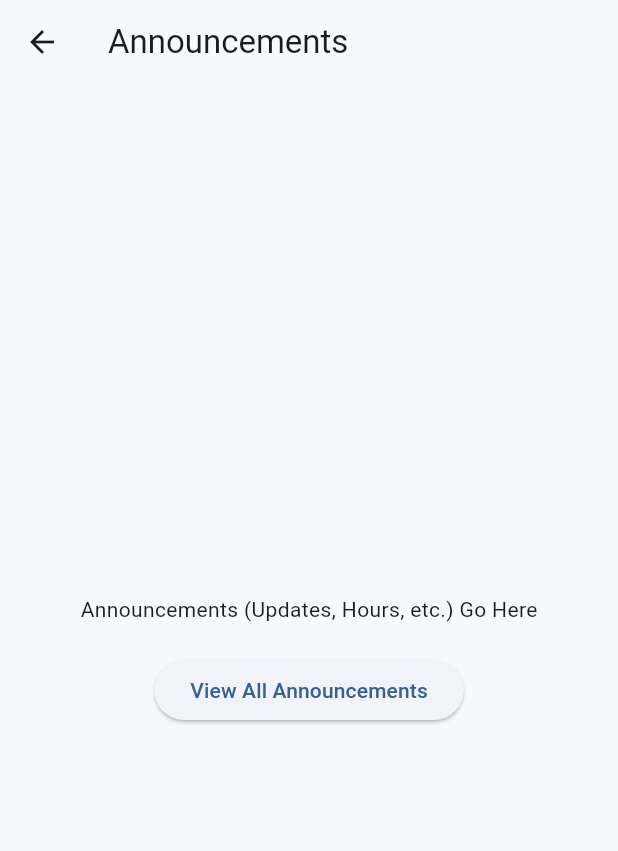
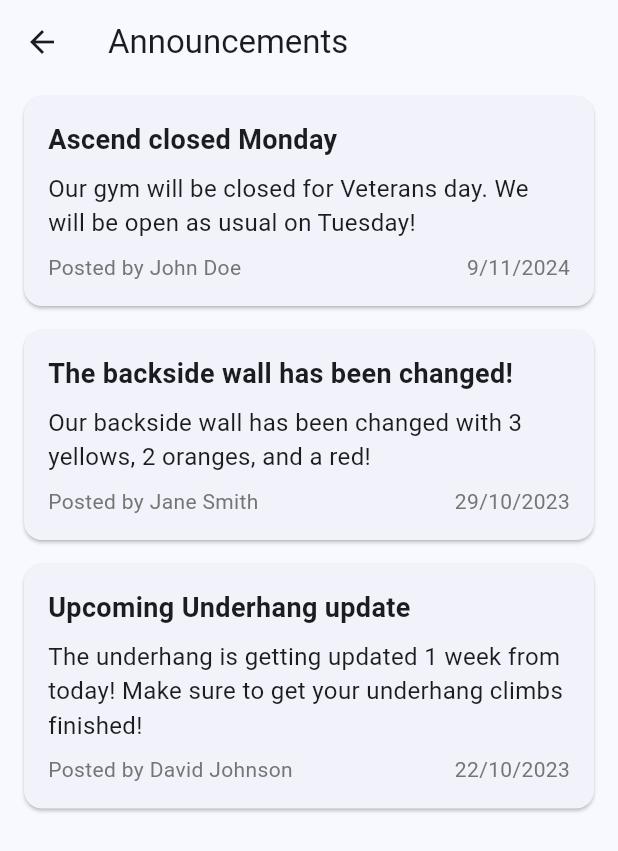
Before and after one commit to SriramKoukuntla/Ascend-UMass-Climbing-App, a Flutter app: the AnnouncementsPage screen opened directly, on a phone screen of 412 x 824 dp. Shown: the top 851 px of the screen. Run offline on Flutter 3.47's test engine with Material 3 defaults, Android fonts, the light colour scheme and no system bars; our stand-ins replace shared_preferences; accounts and stored records are empty.

Commit message:
created working announcements page

```diff
--- a/ascend/lib/pages/announcements_page.dart
+++ b/ascend/lib/pages/announcements_page.dart
@@ -1,27 +1,140 @@
 import 'package:flutter/material.dart';
 
-class AnnouncementsPage extends StatelessWidget {
+class Announcement {
+  final String title;
+  final String content;
+  final DateTime posted;
+  final String author;
+
+  Announcement({
+    required this.title,
+    required this.content,
+    required this.posted,
+    required this.author,
+  });
+}
+
+class AnnouncementsPage extends StatefulWidget {
   const AnnouncementsPage({Key? key}) : super(key: key);
+
+  @override
+  _AnnouncementsPageState createState() => _AnnouncementsPageState();
+}
+
+class _AnnouncementsPageState extends State<AnnouncementsPage> {
+  final List<Announcement> _announcements = [
+    Announcement(
+      title: "Ascend closed Monday",
+      content: "Our gym will be closed for Veterans day. We will be open as usual on Tuesday!",
+      posted: DateTime(2024, 11, 9),
+      author: "John Doe",
+    ),
+    Announcement(
+      title: "The backside wall has been changed!",
+      content: "Our backside wall has been changed with 3 yellows, 2 oranges, and a red!",
+      posted: DateTime(2023, 10, 29),
+      author: "Jane Smith",
+    ),
+    Announcement(
+      title: "Upcoming Underhang update",
+      content: "The underhang is getting updated 1 week from today! Make sure to get your underhang climbs finished!",
+      posted: DateTime(2023, 10, 22),
+      author: "David Johnson",
+    ),
+  ];
 
   @override
   Widget build(BuildContext context) {
     return Scaffold(
-      appBar: AppBar(title: const Text("Announcements")),
-      body: Center(
-        child: Column(
-          mainAxisAlignment: MainAxisAlignment.center,
-          children: [
-            const Text("Announcements (Updates, Hours, etc.) Go Here"),
-            const SizedBox(height: 20),
-            ElevatedButton(
-              onPressed: () {
-                // Navigate to the announcements detail page
+      appBar: AppBar(
+        title: const Text("Announcements"),
+      ),
+      body: ListView.builder(
+        itemCount: _announcements.length,
+        itemBuilder: (context, index) {
+          final announcement = _announcements[index];
+          return Card(
+            margin: const EdgeInsets.symmetric(vertical: 8.0, horizontal: 16.0),
+            child: InkWell(
+              onTap: () {
+                // Navigate to the announcement detail page
+                _showAnnouncementDetails(announcement);
               },
-              child: const Text("View All Announcements"),
+              child: Padding(
+                padding: const EdgeInsets.all(16.0),
+                child: Column(
+                  crossAxisAlignment: CrossAxisAlignment.start,
+                  children: [
+                    Text(
+                      announcement.title,
+                      style: const TextStyle(
+                        fontSize: 18.0,
+                        fontWeight: FontWeight.bold,
+                      ),
+                    ),
+                    const SizedBox(height: 8.0),
+                    Text(
+                      announcement.content,
+                      style: const TextStyle(fontSize: 16.0),
+                    ),
+                    const SizedBox(height: 8.0),
+                    Row(
+                      mainAxisAlignment: MainAxisAlignment.spaceBetween,
+                      children: [
+                        Text(
+                          "Posted by ${announcement.author}",
+                          style: TextStyle(
+                            color: Colors.grey[600],
+                            fontSize: 14.0,
+                          ),
+                        ),
+                        Text(
+                          "${announcement.posted.day}/${announcement.posted.month}/${announcement.posted.year}",
+                          style: TextStyle(
+                            color: Colors.grey[600],
+                            fontSize: 14.0,
+                          ),
+                        ),
+                      ],
+                    ),
+                  ],
+                ),
+              ),
             ),
-          ],
-        ),
+          );
+        },
       ),
     );
   }
+
+  void _showAnnouncementDetails(Announcement announcement) {
+    showDialog(
+      context: context,
+      builder: (context) {
+        return AlertDialog(
+          title: Text(announcement.title),
+          content: Column(
+            crossAxisAlignment: CrossAxisAlignment.start,
+            mainAxisSize: MainAxisSize.min,
+            children: [
+              Text(announcement.content),
+              const SizedBox(height: 16.0),
+              Text(
+                "Posted by ${announcement.author} on ${announcement.posted.day}/${announcement.posted.month}/${announcement.posted.year}",
+                style: TextStyle(color: Colors.grey[600]),
+              ),
+            ],
+          ),
+          actions: [
+            TextButton(
+              onPressed: () {
+                Navigator.of(context).pop();
+              },
+              child: const Text("Close"),
+            ),
+          ],
+        );
+      },
+    );
+  }
 }
```
